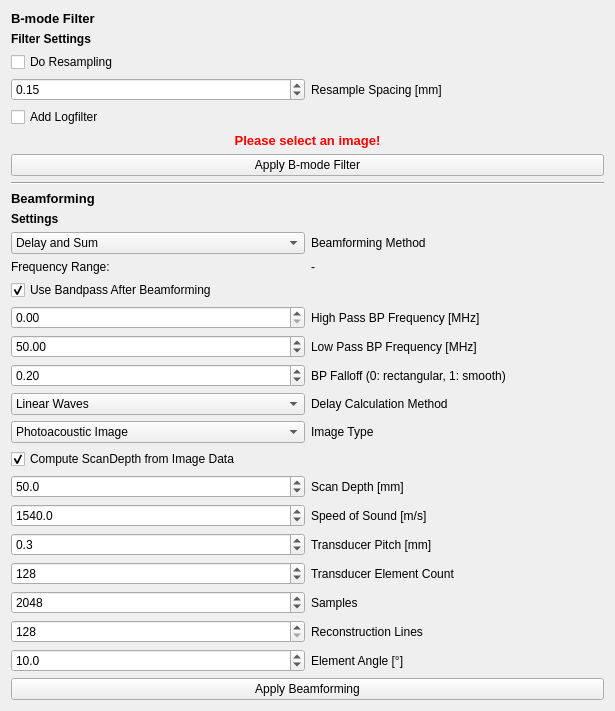
MITK/MITK, file Plugins/org.mitk.gui.qt.photoacoustics.imageprocessing/src/internal/PAImageProcessingControls.ui: the form before one commit.
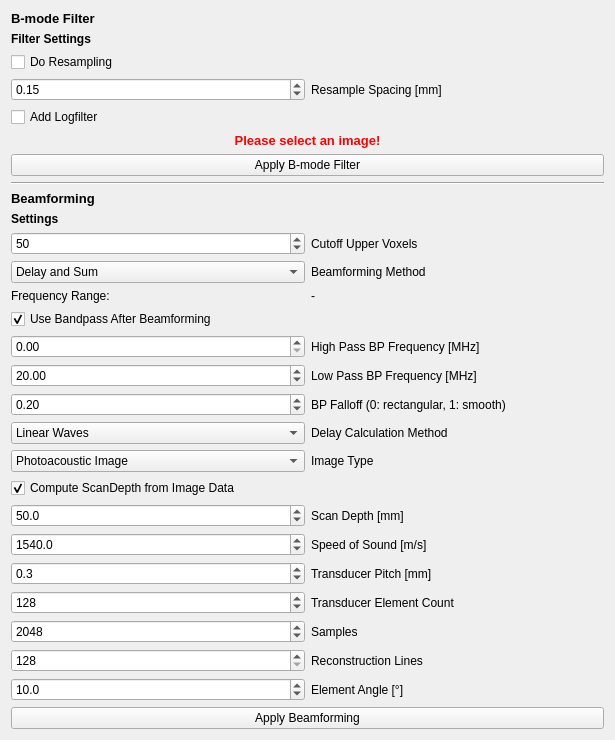
The form after the commit.

Commit message: T22228 -added possibility to crop the useless upper voxels of the input images -fixed an error in calculating the lines to be taken into consideration when calculating a beamformed voxel

Patch:
```diff
--- a/Plugins/org.mitk.gui.qt.photoacoustics.imageprocessing/src/internal/PAImageProcessingControls.ui
+++ b/Plugins/org.mitk.gui.qt.photoacoustics.imageprocessing/src/internal/PAImageProcessingControls.ui
@@ -130,21 +130,21 @@
        </item>
        <item>
         <layout class="QGridLayout" name="gridLayout">
-         <item row="13" column="1">
+         <item row="14" column="1">
           <widget class="QLabel" name="label_2">
            <property name="text">
             <string>Speed of Sound [m/s]</string>
            </property>
           </widget>
          </item>
-         <item row="12" column="1">
+         <item row="13" column="1">
           <widget class="QLabel" name="label">
            <property name="text">
             <string>Scan Depth [mm]</string>
            </property>
           </widget>
          </item>
-         <item row="14" column="0">
+         <item row="15" column="0">
           <widget class="QDoubleSpinBox" name="Pitch">
            <property name="decimals">
             <number>1</number>
@@ -163,7 +163,7 @@
            </property>
           </widget>
          </item>
-         <item row="13" column="0">
+         <item row="14" column="0">
           <widget class="QDoubleSpinBox" name="SpeedOfSound">
            <property name="decimals">
             <number>1</number>
@@ -182,21 +182,21 @@
            </property>
           </widget>
          </item>
-         <item row="1" column="1">
+         <item row="2" column="1">
           <widget class="QLabel" name="label_4">
            <property name="text">
             <string>Beamforming Method</string>
            </property>
           </widget>
          </item>
-         <item row="15" column="1">
+         <item row="16" column="1">
           <widget class="QLabel" name="label_5">
            <property name="text">
             <string>Transducer Element Count</string>
            </property>
           </widget>
          </item>
-         <item row="12" column="0">
+         <item row="13" column="0">
           <widget class="QDoubleSpinBox" name="ScanDepth">
            <property name="decimals">
             <number>1</number>
@@ -209,7 +209,7 @@
            </property>
           </widget>
          </item>
-         <item row="1" column="0">
+         <item row="2" column="0">
           <widget class="QComboBox" name="BFAlgorithm">
            <item>
             <property name="text">
@@ -223,14 +223,14 @@
            </item>
           </widget>
          </item>
-         <item row="14" column="1">
+         <item row="15" column="1">
           <widget class="QLabel" name="label_3">
            <property name="text">
             <string>Transducer Pitch [mm]</string>
            </property>
           </widget>
          </item>
-         <item row="15" column="0">
+         <item row="16" column="0">
           <widget class="QSpinBox" name="ElementCount">
            <property name="minimum">
             <number>1</number>
@@ -246,7 +246,7 @@
            </property>
           </widget>
          </item>
-         <item row="16" column="0">
+         <item row="17" column="0">
           <widget class="QSpinBox" name="Samples">
            <property name="minimum">
             <number>256</number>
@@ -262,7 +262,7 @@
            </property>
           </widget>
          </item>
-         <item row="17" column="0">
+         <item row="18" column="0">
           <widget class="QSpinBox" name="Lines">
            <property name="minimum">
             <number>128</number>
@@ -278,21 +278,21 @@
            </property>
           </widget>
          </item>
-         <item row="16" column="1">
+         <item row="17" column="1">
           <widget class="QLabel" name="label_6">
            <property name="text">
             <string>Samples</string>
            </property>
           </widget>
          </item>
-         <item row="17" column="1">
+         <item row="18" column="1">
           <widget class="QLabel" name="label_7">
            <property name="text">
             <string>Reconstruction Lines</string>
            </property>
           </widget>
          </item>
-         <item row="7" column="0">
+         <item row="8" column="0">
           <widget class="QComboBox" name="DelayCalculation">
            <item>
             <property name="text">
@@ -311,14 +311,14 @@
            </item>
           </widget>
          </item>
-         <item row="7" column="1">
+         <item row="8" column="1">
           <widget class="QLabel" name="label_8">
            <property name="text">
             <string>Delay Calculation Method</string>
            </property>
           </widget>
          </item>
-         <item row="18" column="0">
+         <item row="19" column="0">
           <widget class="QDoubleSpinBox" name="Angle">
            <property name="decimals">
             <number>1</number>
@@ -331,7 +331,7 @@
            </property>
           </widget>
          </item>
-         <item row="11" column="0">
+         <item row="12" column="0">
           <widget class="QCheckBox" name="UseImageSpacing">
            <property name="text">
             <string>Compute ScanDepth from Image Data</string>
@@ -341,14 +341,14 @@
            </property>
           </widget>
          </item>
-         <item row="18" column="1">
+         <item row="19" column="1">
           <widget class="QLabel" name="label_9">
            <property name="text">
             <string>Element Angle [°]</string>
            </property>
           </widget>
          </item>
-         <item row="8" column="0">
+         <item row="9" column="0">
           <widget class="QComboBox" name="ImageType">
            <item>
             <property name="text">
@@ -362,14 +362,14 @@
            </item>
           </widget>
          </item>
-         <item row="8" column="1">
+         <item row="9" column="1">
           <widget class="QLabel" name="label_10">
            <property name="text">
             <string>Image Type</string>
            </property>
           </widget>
          </item>
-         <item row="6" column="0">
+         <item row="7" column="0">
           <widget class="QDoubleSpinBox" name="BPFalloff">
            <property name="decimals">
             <number>2</number>
@@ -388,17 +388,17 @@
            </property>
           </widget>
          </item>
-         <item row="4" column="0">
-          <widget class="QDoubleSpinBox" name="BPhigh">
-           <property name="decimals">
-            <number>2</number>
-           </property>
-           <property name="maximum">
-            <double>20.000000000000000</double>
-           </property>
-          </widget>
-         </item>
          <item row="5" column="0">
+          <widget class="QDoubleSpinBox" name="BPhigh">
+           <property name="decimals">
+            <number>2</number>
+           </property>
+           <property name="maximum">
+            <double>20.000000000000000</double>
+           </property>
+          </widget>
+         </item>
+         <item row="6" column="0">
           <widget class="QDoubleSpinBox" name="BPlow">
            <property name="decimals">
             <number>2</number>
@@ -410,46 +410,46 @@
             <double>200.000000000000000</double>
            </property>
            <property name="value">
-            <double>50.000000000000000</double>
+            <double>20.000000000000000</double>
            </property>
           </widget>
          </item>
-         <item row="4" column="1">
+         <item row="5" column="1">
           <widget class="QLabel" name="BPHighLabel">
            <property name="text">
             <string>High Pass BP Frequency [MHz]</string>
            </property>
           </widget>
          </item>
-         <item row="6" column="1">
+         <item row="7" column="1">
           <widget class="QLabel" name="label_13">
            <property name="text">
             <string>BP Falloff (0: rectangular, 1: smooth)</string>
            </property>
           </widget>
          </item>
-         <item row="5" column="1">
+         <item row="6" column="1">
           <widget class="QLabel" name="BPLowLabel">
            <property name="text">
             <string>Low Pass BP Frequency [MHz]</string>
            </property>
           </widget>
          </item>
-         <item row="2" column="0">
+         <item row="3" column="0">
           <widget class="QLabel" name="label_11">
            <property name="text">
             <string>Frequency Range:</string>
            </property>
           </widget>
          </item>
-         <item row="2" column="1">
+         <item row="3" column="1">
           <widget class="QLabel" name="BPInfoDisplay">
            <property name="text">
             <string>-</string>
            </property>
           </widget>
          </item>
-         <item row="3" column="0">
+         <item row="4" column="0">
           <widget class="QCheckBox" name="UseBP">
            <property name="text">
             <string>Use Bandpass After Beamforming</string>
@@ -459,6 +459,26 @@
            </property>
           </widget>
          </item>
+         <item row="1" column="0">
+          <widget class="QSpinBox" name="Cutoff">
+           <property name="maximum">
+            <number>500</number>
+           </property>
+           <property name="singleStep">
+            <number>10</number>
+           </property>
+           <property name="value">
+            <number>50</number>
+           </property>
+          </widget>
+         </item>
+         <item row="1" column="1">
+          <widget class="QLabel" name="label_12">
+           <property name="text">
+            <string>Cutoff Upper Voxels</string>
+           </property>
+          </widget>
+         </item>
         </layout>
        </item>
        <item>
```
The commit also changes 6 other files.
